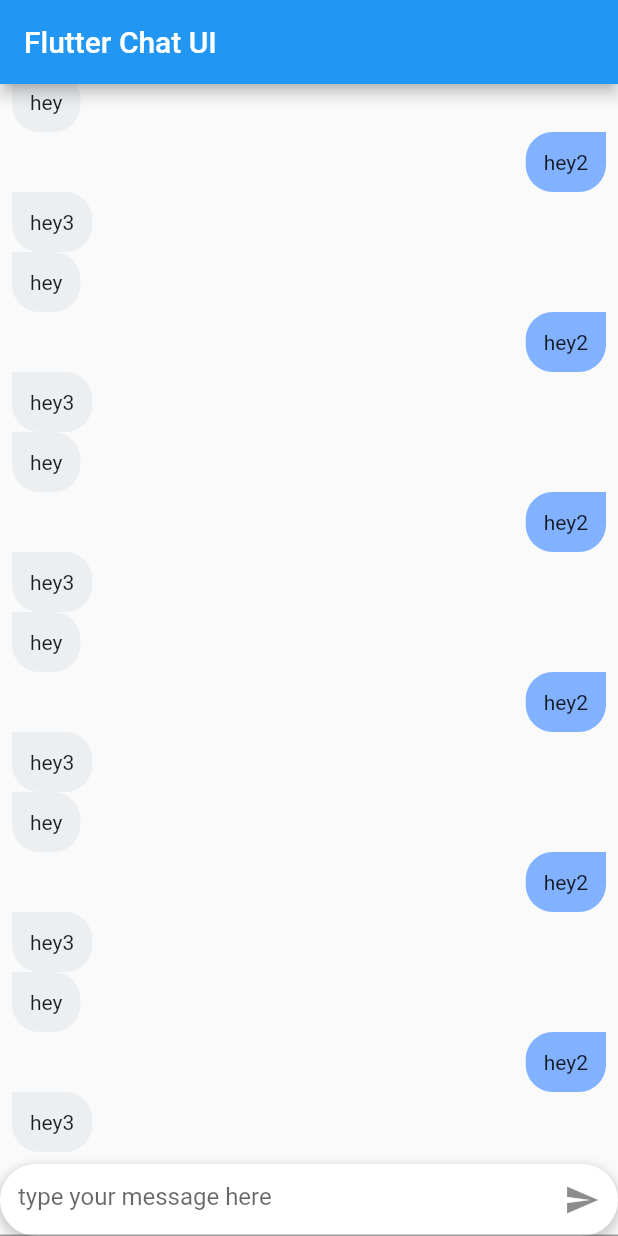
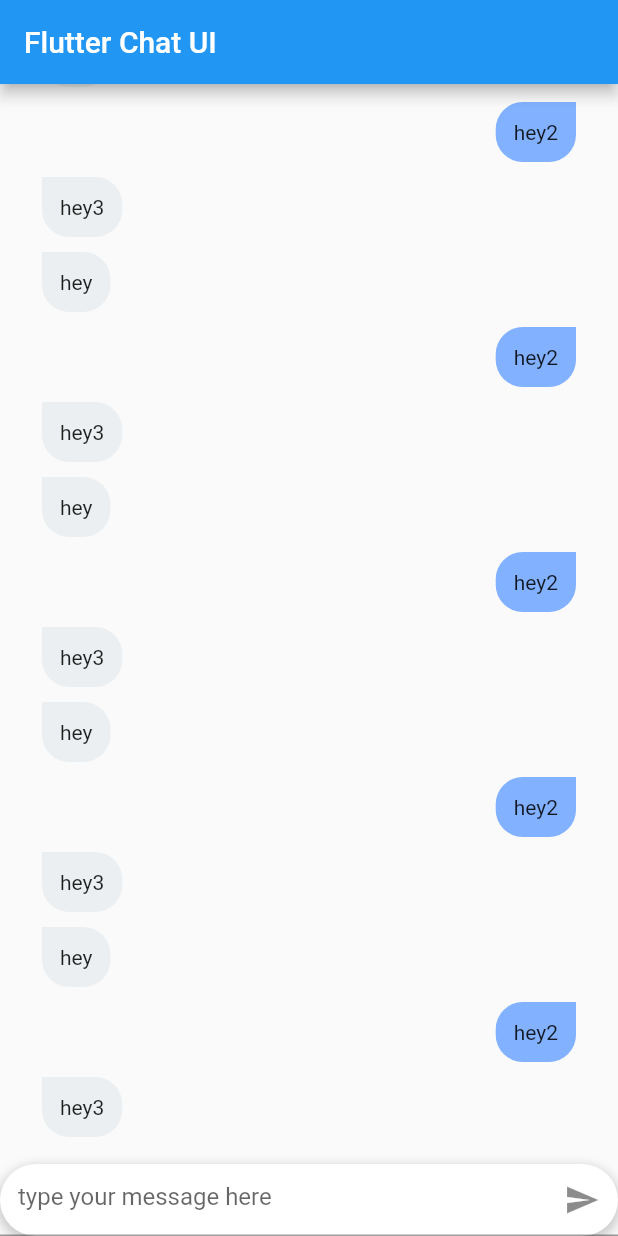
Before and after one commit to DulanWirajith/flutter_chat_ui, a Flutter app: the screen it shows after launch, on a phone screen of 412 x 824 dp. Run offline on Flutter 3.47's test engine with Material 2 defaults, Android fonts, the phone set to English and light mode, and no system bars; drawn by our look-alikes of grouped_list.

Commit message:
added margin

```diff
--- a/lib/main.dart
+++ b/lib/main.dart
@@ -171,7 +171,8 @@ class _MyHomePageState extends State<MyHomePage> {
                       ? Alignment.centerRight
                       : Alignment.centerLeft,
                   child: Container(
-                    // padding: EdgeInsets.all(14),
+                    margin: const EdgeInsets.only(
+                        left: 20.0, right: 20.0, bottom: 10),
                     decoration: message.isSentByMe
                         ? BoxDecoration(
                             color: Colors.blueAccent.shade100,
```
